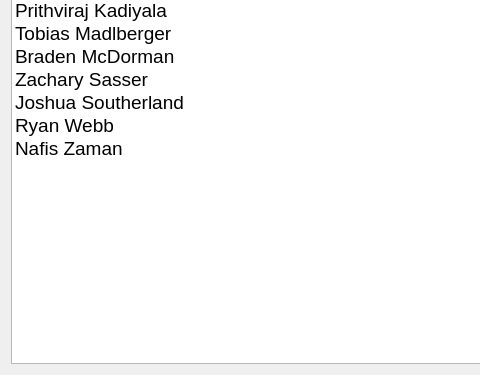
The window that ui/DeveloperListWidget.ui (kipr/botui) describes before a commit, drawn with Qt 5; both pictures show x 0 to 480 and y 105 to 480 of the 800 by 480 pixel window.
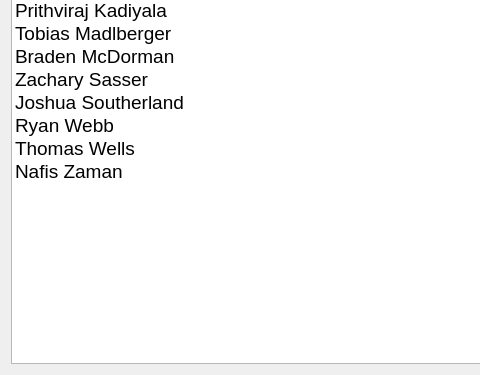
The same window after the commit.

Commit message: Added Thomas Wells to developer list (yay!)

Patch:
```diff
--- a/ui/DeveloperListWidget.ui
+++ b/ui/DeveloperListWidget.ui
@@ -89,6 +89,11 @@
          <string>Ryan Webb</string>
         </property>
        </item>
+       <item>
+        <property name="text">
+         <string>Thomas Wells</string>
+        </property>
+       </item>
        <item>
         <property name="text">
          <string>Nafis Zaman</string>
```
